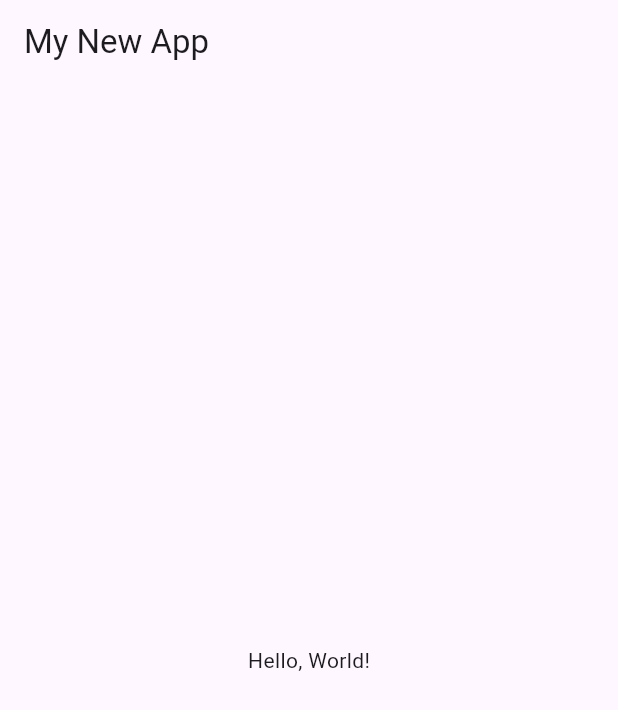
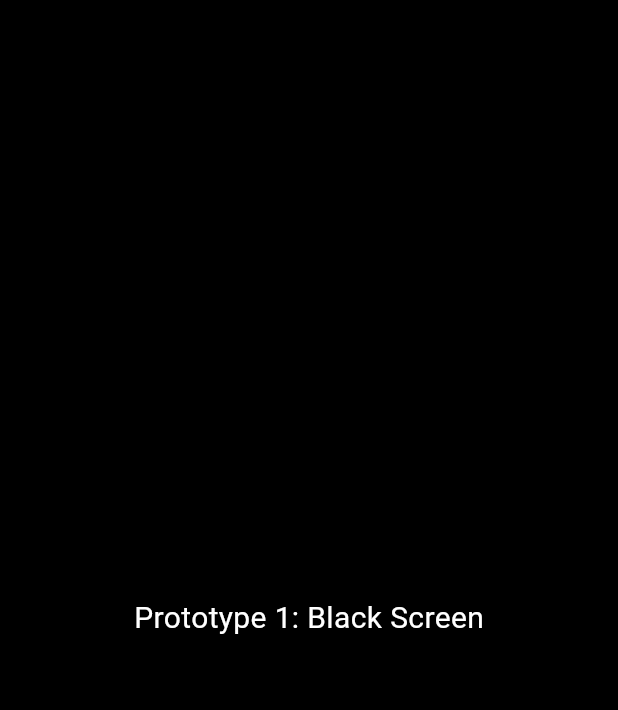
Before and after one commit to AyushZero/type_zero, a Flutter app: the screen it shows after launch, on a phone screen of 412 x 824 dp. Shown: the top 710 px of the screen. Run offline on Flutter 3.47's test engine with Material 3 defaults, Android fonts, the phone set to English and light mode, and no system bars.

Commit message:
Added 'Black Screen'

```diff
--- a/lib/main.dart
+++ b/lib/main.dart
@@ -1,21 +1,23 @@
 import 'package:flutter/material.dart';
 
 void main() {
-  runApp(const MyApp());
+  runApp(TypingApp());
 }
 
-class MyApp extends StatelessWidget {
-  const MyApp({super.key});
+class TypingApp extends StatelessWidget {
+  const TypingApp({super.key});
 
   @override
   Widget build(BuildContext context) {
     return MaterialApp(
+      debugShowCheckedModeBanner: false,
       home: Scaffold(
-        appBar: AppBar(
-          title: const Text('My New App'),
-        ),
-        body: const Center(
-          child: Text('Hello, World!'),
+        backgroundColor: Colors.black,
+        body: Center(
+          child: Text(
+            'Prototype 1: Black Screen',
+            style: TextStyle(color: Colors.white, fontSize: 20),
+          ),
         ),
       ),
     );
```
